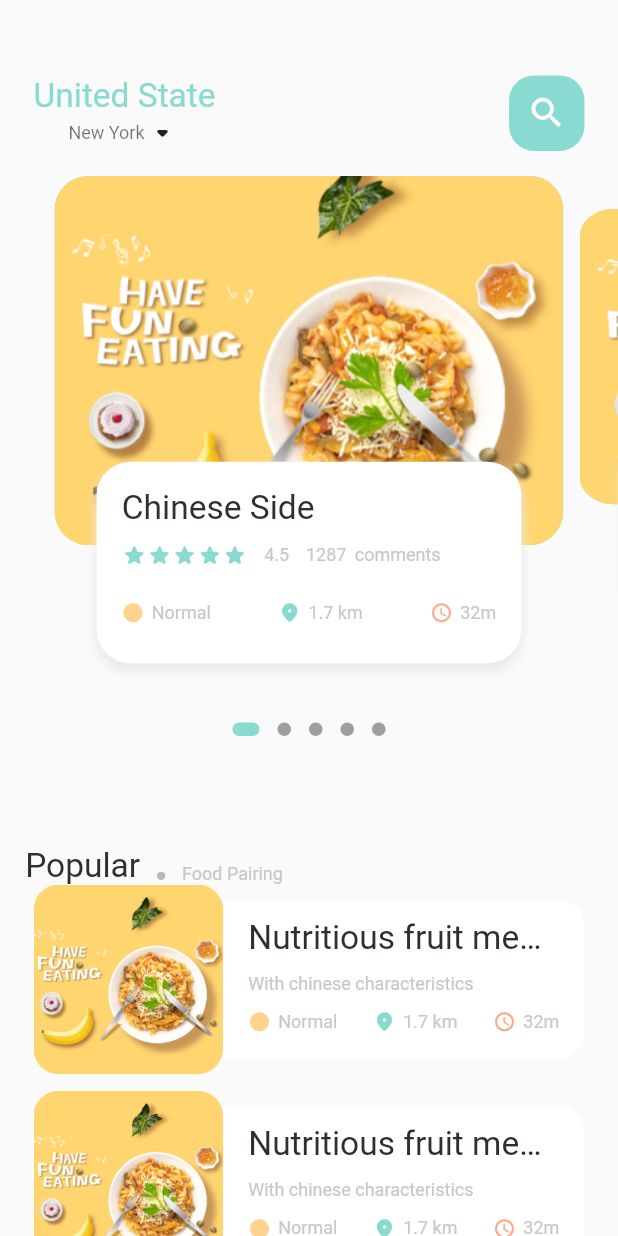
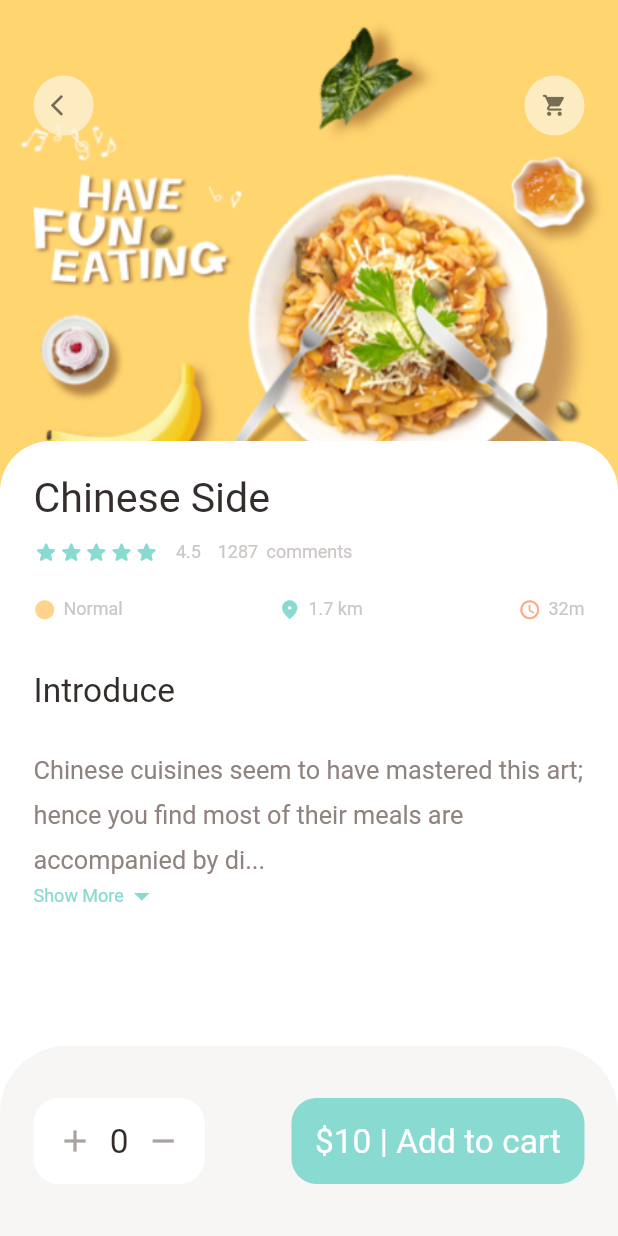
Before and after one commit to MeTi-DeV/Delivery-Food-App-with-Flutter, a Flutter app: the screen it shows after launch, on a phone screen of 412 x 824 dp. Run offline on Flutter 3.47's test engine with Material 2 defaults, Android fonts, the phone set to English and light mode, and no system bars; drawn by our look-alikes of dots_indicator; our stand-ins replace get.

Commit message:
popular food details

```diff
--- a/lib/main.dart
+++ b/lib/main.dart
@@ -1,6 +1,7 @@
 import 'package:flutter/material.dart';
 import 'package:flutter/services.dart';
-import 'package:food_delivery_app/home/main_food_page.dart';
+import 'package:food_delivery_app/pages/food/popular_food_details.dart';
+import 'package:food_delivery_app/pages/home/main_food_page.dart';
 import 'package:get/get_navigation/src/root/get_material_app.dart';
 
 void main() {
@@ -20,6 +21,6 @@ class MyApp extends StatelessWidget {
         theme: ThemeData(
           primarySwatch: Colors.blue,
         ),
-        home: MainFoodPage());
+        home: PopularFoodDetails());
   }
 }
--- /dev/null
+++ b/lib/pages/food/popular_food_details.dart
@@ -0,0 +1,128 @@
+import 'package:flutter/material.dart';
+import 'package:food_delivery_app/utils/colors.dart';
+import 'package:food_delivery_app/widgets/app_column.dart';
+import 'package:food_delivery_app/widgets/app_icon.dart';
+import 'package:food_delivery_app/widgets/big_text.dart';
+import 'package:food_delivery_app/widgets/extendable_text_widget.dart';
+
+import '../../utils/dimensions.dart';
+
+class PopularFoodDetails extends StatelessWidget {
+  @override
+  Widget build(BuildContext context) {
+    print(MediaQuery.of(context).size.height);
+    print(MediaQuery.of(context).size.width);
+    return Scaffold(
+      backgroundColor: Colors.white,
+      body: Stack(
+        children: [
+          Positioned(
+            left: 0,
+            right: 0,
+            child: Container(
+              height: Dimensions.popularDetailImg,
+              decoration: BoxDecoration(
+                  image: DecorationImage(
+                      fit: BoxFit.cover,
+                      image: AssetImage("assets/image/food0.png"))),
+            ),
+          ),
+          Positioned(
+              right: Dimensions.width20,
+              left: Dimensions.width20,
+              top: Dimensions.height45,
+              child: Row(
+                mainAxisAlignment: MainAxisAlignment.spaceBetween,
+                children: [
+                  AppIcon(icon: Icons.arrow_back_ios),
+                  AppIcon(icon: Icons.shopping_cart_rounded),
+                ],
+              )),
+          Positioned(
+            left: 0,
+            right: 0,
+            bottom: 0,
+            top: Dimensions.popularDetailImg -(Dimensions.height45)*1.5,
+            child: Container(
+                padding: EdgeInsets.only(
+                    top: Dimensions.height20,
+                    left: Dimensions.width20,
+                    right: Dimensions.width20),
+                decoration: BoxDecoration(
+                    color: Colors.white,
+                    borderRadius: BorderRadius.only(
+                        topRight: Radius.circular(Dimensions.radius30),
+                        topLeft: Radius.circular(Dimensions.radius30))),
+                child: Column(
+                  crossAxisAlignment: CrossAxisAlignment.start,
+                  children: [
+                    AppColumn(
+                      text: "Chinese Side",
+                    ),
+                    SizedBox(height: Dimensions.height30,),
+                    BigText(text: "Introduce"),
+                  SizedBox(height: Dimensions.radius20,),
+ExtenadableTextWidget(text:"Chinese cuisines seem to have mastered this art; hence you find most of their meals are accompanied by different side dishes. The side dishes could be a variety of raw or simple veggies to potato or soups or just anything that compliments or balance the main meal. In this article, I have gathered different Chinese side dishes from traditional to keto, paleo vegan gluten-free, among others. So stick around as I show you different easy recipes you can make for family gatherings or just dinners.")
+
+                  ],
+                )),
+          ),
+        ],
+      ),
+      bottomNavigationBar: Container(
+        padding: EdgeInsets.symmetric(
+            horizontal: Dimensions.width20, vertical: Dimensions.height30),
+        height: Dimensions.detailBottomNavigationSize,
+        decoration: BoxDecoration(
+          color: AppColors.buttonBackgroundColor,
+          borderRadius: BorderRadius.only(
+            topLeft: Radius.circular(Dimensions.radius20 * 2),
+            topRight: Radius.circular(Dimensions.radius20 * 2),
+          ),
+        ),
+        child: Row(
+          mainAxisAlignment: MainAxisAlignment.spaceBetween,
+          children: [
+            Container(
+              padding: EdgeInsets.symmetric(
+                  vertical: Dimensions.height20 * 0.7,
+                  horizontal: Dimensions.width20 * 0.7),
+              decoration: BoxDecoration(
+                  color: Colors.white,
+                  borderRadius: BorderRadius.circular(Dimensions.radius15)),
+              child: Row(
+                children: [
+                  Icon(
+                    Icons.add,
+                    color: AppColors.signColor,
+                  ),
+                  SizedBox(
+                    width: Dimensions.width10,
+                  ),
+                  BigText(text: "0"),
+                  SizedBox(
+                    width: Dimensions.width10,
+                  ),
+                  Icon(
+                    Icons.remove,
+                    color: AppColors.signColor,
+                  ),
+                ],
+              ),
+            ),
+            Container(
+              padding: EdgeInsets.symmetric(
+                  vertical: Dimensions.height20 * 0.7,
+                  horizontal: Dimensions.width20 * 0.7),
+              decoration: BoxDecoration(
+                  color:AppColors.mainColor,
+                  borderRadius: BorderRadius.circular(Dimensions.radius15)),
+              child:BigText(text: "\$10 | Add to cart",color: Colors.white,)
+
+            ),
+          ],
+        ),
+      ),
+    );
+  }
+}
--- a/lib/home/food_page_body.dart
+++ b/lib/pages/home/food_page_body.dart
@@ -164,7 +164,6 @@ class _FoodPageBodyState extends State<FoodPageBody> {
   }
 
   Widget _buildItemPage(int index) {
-    //comment 1 : logic for create slider of top of screen
     Matrix4 matrix = new Matrix4.identity();
     if (index == _currPageValue.floor()) {
       var currScale = 1 - (_currPageValue - index) * (1 - _scaleFactor);
--- a/lib/home/main_food_page.dart
+++ b/lib/pages/home/main_food_page.dart
@@ -1,5 +1,5 @@
 import 'package:flutter/material.dart';
-import 'package:food_delivery_app/home/food_page_body.dart';
+import 'package:food_delivery_app/pages/home/food_page_body.dart';
 import 'package:food_delivery_app/utils/colors.dart';
 import 'package:food_delivery_app/utils/dimensions.dart';
 import 'package:food_delivery_app/widgets/big_text.dart';
--- a/lib/utils/dimensions.dart
+++ b/lib/utils/dimensions.dart
@@ -23,16 +23,23 @@ class Dimensions {
   static double width45 = screenHeight / 16.38;
 //dynamic font size
   static double font20 = screenHeight / 36.87;
+  static double font16 = screenHeight / 48.81;
+  static double font26 = screenHeight / 30.03;
+
 //dynamic radius size
   static double radius15 = screenHeight / 49.16;
   static double radius20 = screenHeight / 36.87;
   static double radius30 = screenHeight / 24.58;
   //dynamic icon size
   static double icon24 = screenHeight / 30.72;
+  static double icon16 = screenHeight / 48.81;
   static double icon15 = screenHeight / 49.16;
   //list view size
   static double listViewImg = screenWidth / 3.26;
   static double listViewContTextSize = screenWidth / 3.92;
+  //popular detail image
+static double popularDetailImg =screenHeight/2.23;
 
-
+//bottom navigation bar size
+static double detailBottomNavigationSize=screenHeight/6.5;
 }
--- /dev/null
+++ b/lib/widgets/app_column.dart
@@ -0,0 +1,69 @@
+import 'package:flutter/material.dart';
+import 'package:food_delivery_app/utils/colors.dart';
+import 'package:food_delivery_app/utils/dimensions.dart';
+import 'package:food_delivery_app/widgets/big_text.dart';
+import 'package:food_delivery_app/widgets/icon_and_text_widget.dart';
+import 'package:food_delivery_app/widgets/small_text.dart';
+class AppColumn extends StatelessWidget {
+  final String text;
+  const AppColumn({Key? key,required this.text}) : super(key: key);
+
+  @override
+  Widget build(BuildContext context) {
+    return Column(
+                  crossAxisAlignment: CrossAxisAlignment.start,
+                  children: [
+                    BigText(text: text,size: Dimensions.font26,),
+                    SizedBox(
+                      height: Dimensions.height10,
+                    ),
+                    Row(
+                      children: [
+                        Wrap(
+                          children: List.generate(
+                            5,
+                            (index) => Icon(
+                              Icons.star_rounded,
+                              size: Dimensions.icon15,
+                              color: AppColors.mainColor,
+                            ),
+                          ),
+                        ),
+                        SizedBox(
+                          width: Dimensions.height10,
+                        ),
+                        SmallText(text: '4.5'),
+                        SizedBox(
+                          width: Dimensions.height10,
+                        ),
+                        SmallText(text: "1287"),
+                        SizedBox(
+                          width: Dimensions.width5,
+                        ),
+                        SmallText(text: "comments")
+                      ],
+                    ),
+                    SizedBox(
+                      height: Dimensions.height20,
+                    ),
+                    Row(
+                      mainAxisAlignment: MainAxisAlignment.spaceBetween,
+                      children: [
+                        IconAndTextWidget(
+                            icon: Icons.circle,
+                            text: "Normal",
+                            iconColor: AppColors.iconColor2),
+                        IconAndTextWidget(
+                            icon: Icons.location_on_rounded,
+                            text: "1.7 km",
+                            iconColor: AppColors.mainColor),
+                        IconAndTextWidget(
+                            icon: Icons.access_time_rounded,
+                            text: "32m",
+                            iconColor: AppColors.iconColor1),
+                      ],
+                    ),
+                  ],
+                );
+  }
+}
--- /dev/null
+++ b/lib/widgets/app_icon.dart
@@ -0,0 +1,34 @@
+import 'package:flutter/material.dart';
+import 'package:food_delivery_app/utils/dimensions.dart';
+
+class AppIcon extends StatelessWidget {
+  final IconData icon;
+  final Color iconColor;
+  final Color backgroundColor;
+  final double size;
+  AppIcon(
+      {required this.icon,
+      this.iconColor = const Color(0xFF756d54),
+      this.backgroundColor = const Color(0xFFfcf4e4),
+      this.size = 40});
+
+  @override
+  Widget build(BuildContext context) {
+    return Container(
+      alignment: Alignment.center,
+      width: size,
+      height: size,
+      decoration: BoxDecoration(
+          borderRadius: BorderRadius.circular(size /2),
+          color: backgroundColor.withOpacity(0.7)
+          ),
+      child: Align(
+          alignment: Alignment.center,
+          child: Icon(
+            icon,
+            color: iconColor,
+            size: Dimensions.icon16,
+          )),
+    );
+  }
+}
--- /dev/null
+++ b/lib/widgets/extendable_text_widget.dart
@@ -0,0 +1,89 @@
+import 'package:flutter/material.dart';
+import 'package:food_delivery_app/utils/colors.dart';
+import 'package:food_delivery_app/utils/dimensions.dart';
+import 'package:food_delivery_app/widgets/small_text.dart';
+
+class ExtenadableTextWidget extends StatefulWidget {
+  final String text;
+
+  ExtenadableTextWidget({required this.text});
+
+  @override
+  State<ExtenadableTextWidget> createState() => _ExtenadableTextWidgetState();
+}
+
+class _ExtenadableTextWidgetState extends State<ExtenadableTextWidget> {
+  late String firstHalf;
+  late String secondHalf;
+  bool hiddenText = true;
+  double textHeight = Dimensions.screenHeight / 7.81;
+  @override
+  @override
+  void initState() {
+    super.initState();
+    if (widget.text.length > textHeight) {
+      firstHalf = widget.text.substring(0, textHeight.toInt());
+      secondHalf =
+          widget.text.substring(textHeight.toInt() + 1, widget.text.length);
+    } else {
+      firstHalf = widget.text;
+      secondHalf = "";
+    }
+  }
+
+  Widget build(BuildContext context) {
+    return Container(
+      child: secondHalf.isEmpty
+          ? SmallText(text: firstHalf,size: Dimensions.font16,color: AppColors.paraColor,)
+          : Container(
+
+              child: Expanded(
+
+                child: SingleChildScrollView(
+physics:  BouncingScrollPhysics(),
+
+                  child: Column(
+                    children: [
+                      SmallText(heigh: 1.8 ,
+                      size: Dimensions.font16,
+                      color: AppColors.paraColor,
+                          text: hiddenText
+                              ? (firstHalf + "...")
+                              : (firstHalf + secondHalf),
+                              ),
+                      InkWell(
+                        onTap: () {
+                          setState(() {
+                            hiddenText = !hiddenText;
+                          });
+                        },
+                        child:  hiddenText
+                                ?Row(
+                          children: [
+                            SmallText(
+
+                              text: "Show More",
+                              color: AppColors.mainColor,
+                            ),
+                            Icon(Icons.arrow_drop_down,
+                                    color: AppColors.mainColor)
+
+                          ],
+                        ): Row(children: [
+                          SmallText(
+
+                              text: "Show Less",
+                              color: AppColors.mainColor,
+                            ),
+                           Icon(Icons.arrow_drop_up,
+                                    color: AppColors.mainColor),
+                        ],),
+                      )
+                    ],
+                  ),
+                ),
+              ),
+            ),
+    );
+  }
+}
--- a/lib/widgets/small_text.dart
+++ b/lib/widgets/small_text.dart
@@ -4,11 +4,12 @@ class SmallText extends StatelessWidget {
   final String text;
   Color? color;
   double size;
-
+  double heigh;
   SmallText(
       {required this.text,
       this.color = const Color(0xFFccc7c5),
       this.size = 12,
+      this.heigh=1.2,
     });
 
   @override
@@ -19,6 +20,7 @@ class SmallText extends StatelessWidget {
         color: color,
         fontSize: size,
         fontFamily: 'Roboto',
+        height: heigh
 
       ),
     );
```
